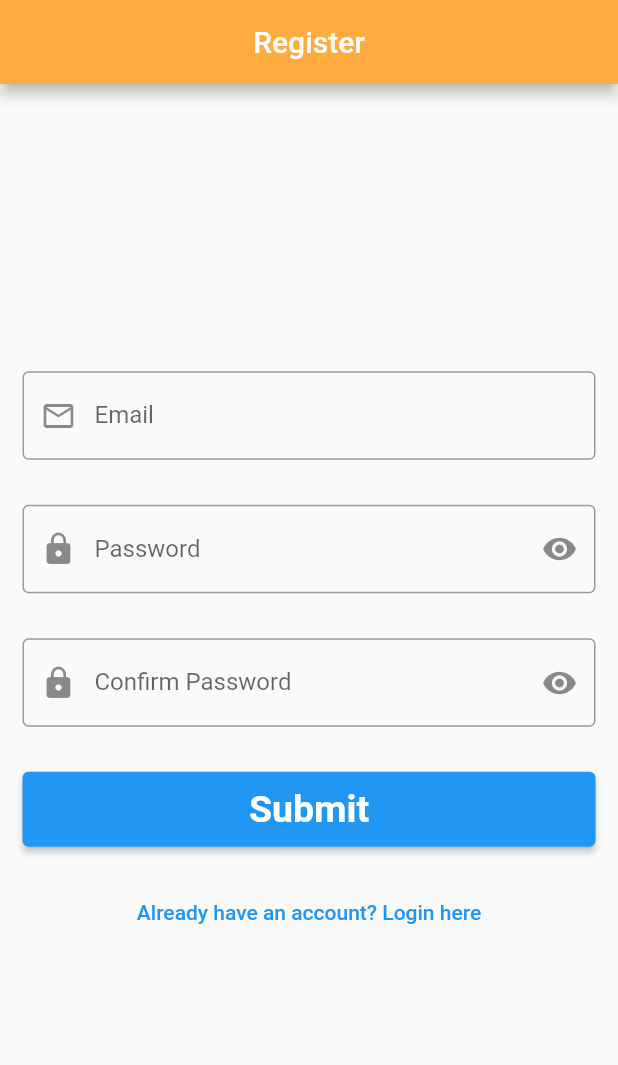
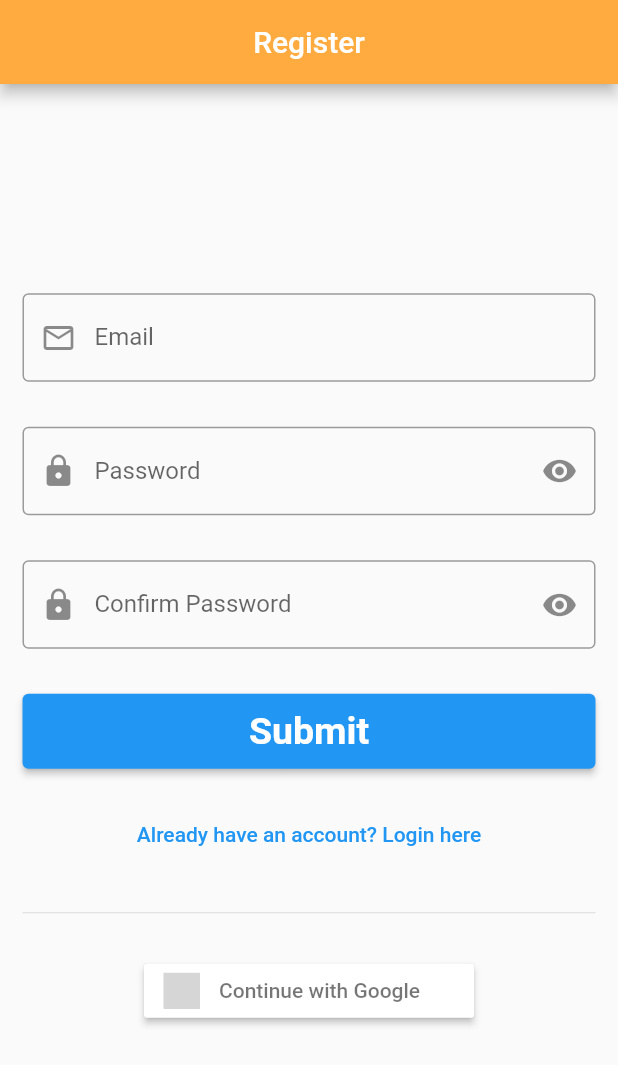
Before and after one commit to Madan57/flutter_firebase, a Flutter app: the screen it shows after launch, on a phone screen of 412 x 824 dp. Shown: the top 1065 px of the screen. Run offline on Flutter 3.47's test engine with Material 2 defaults, Android fonts, the light colour scheme and no system bars; our stand-ins replace firebase_auth, firebase_core, flutter_signin_button; accounts and stored records are empty; grey boxes are pictures that could not be loaded.

Commit message:
Setup Project for Google Sign In

```diff
--- a/lib/main.dart
+++ b/lib/main.dart
@@ -1,6 +1,6 @@
 import 'package:firebase_core/firebase_core.dart';
 import 'package:flutter/material.dart';
-import 'package:flutter_firebase/screens/home_screen.dart';
+// import 'package:flutter_firebase/screens/home_screen.dart';
 import 'package:flutter_firebase/screens/register_screen.dart';
 import 'package:flutter_firebase/services/auth_service.dart';
 
@@ -23,7 +23,7 @@ class MyApp extends StatelessWidget {
             stream: AuthService().firebaseAuth.authStateChanges(),
             builder: (context, snapshot) {
               if (snapshot.hasData) {
-                return HomeScreen();
+                return RegisterScreen();
               }
               return RegisterScreen();
             }));
--- a/lib/screens/register_screen.dart
+++ b/lib/screens/register_screen.dart
@@ -3,6 +3,8 @@ import 'package:flutter/material.dart';
 import 'package:flutter_firebase/screens/home_screen.dart';
 import 'package:flutter_firebase/screens/login_screen.dart';
 import 'package:flutter_firebase/services/auth_service.dart';
+// import 'package:flutter_signin_button/button_list.dart';
+import 'package:flutter_signin_button/flutter_signin_button.dart';
 
 class RegisterScreen extends StatefulWidget {
   @override
@@ -140,7 +142,16 @@ class _RegisterScreenState extends State<RegisterScreen> {
                   Navigator.push(context,
                       MaterialPageRoute(builder: (context) => LoginScreen()));
                 },
-                child: Text("Already have an account? Login here"))
+                child: Text("Already have an account? Login here")),
+            SizedBox(
+              height: 20,
+            ),
+            Divider(),
+            SizedBox(
+              height: 20,
+            ),
+            SignInButton(Buttons.Google,
+                text: "Continue with Google", onPressed: () {}),
           ],
         ),
       ),
--- a/pubspec.yaml
+++ b/pubspec.yaml
@@ -29,6 +29,9 @@ dependencies:
   cupertino_icons: ^1.0.2
   firebase_core: ^1.7.0
   firebase_auth: ^3.1.2
+  google_sign_in: ^5.0.7
+  google_sign_in_web: ^0.10.0+1
+  flutter_signin_button: ^2.0.0
 
 dev_dependencies:
   flutter_test:
```
Also changed, not shown: pubspec.lock, 1 other file.
